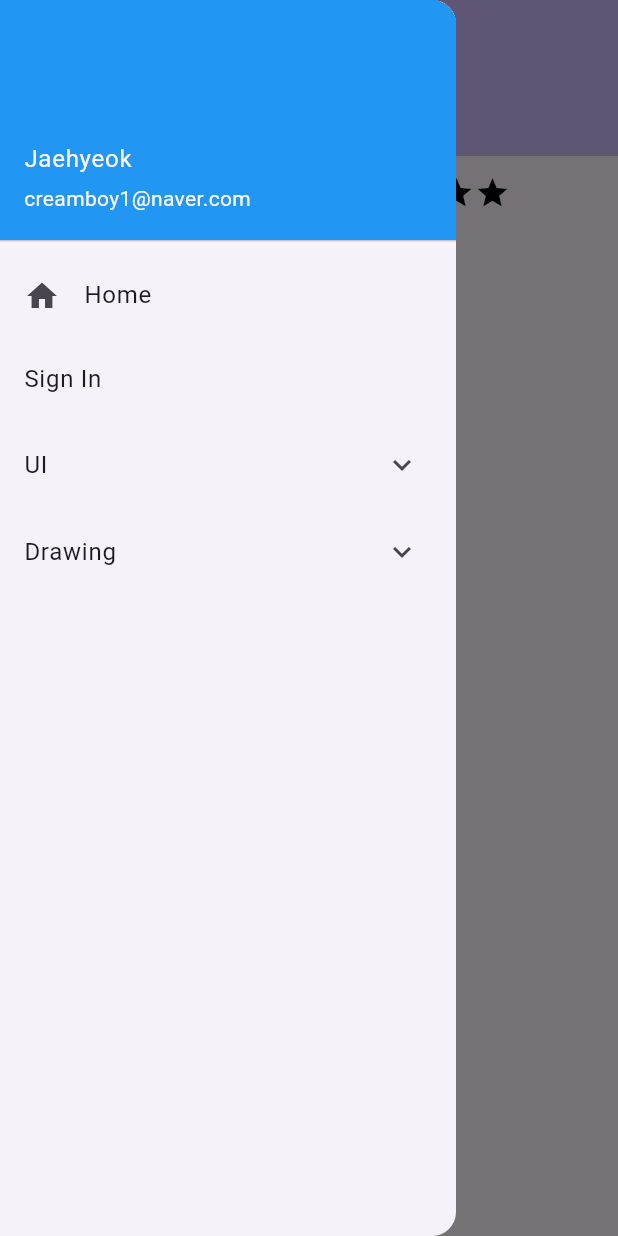
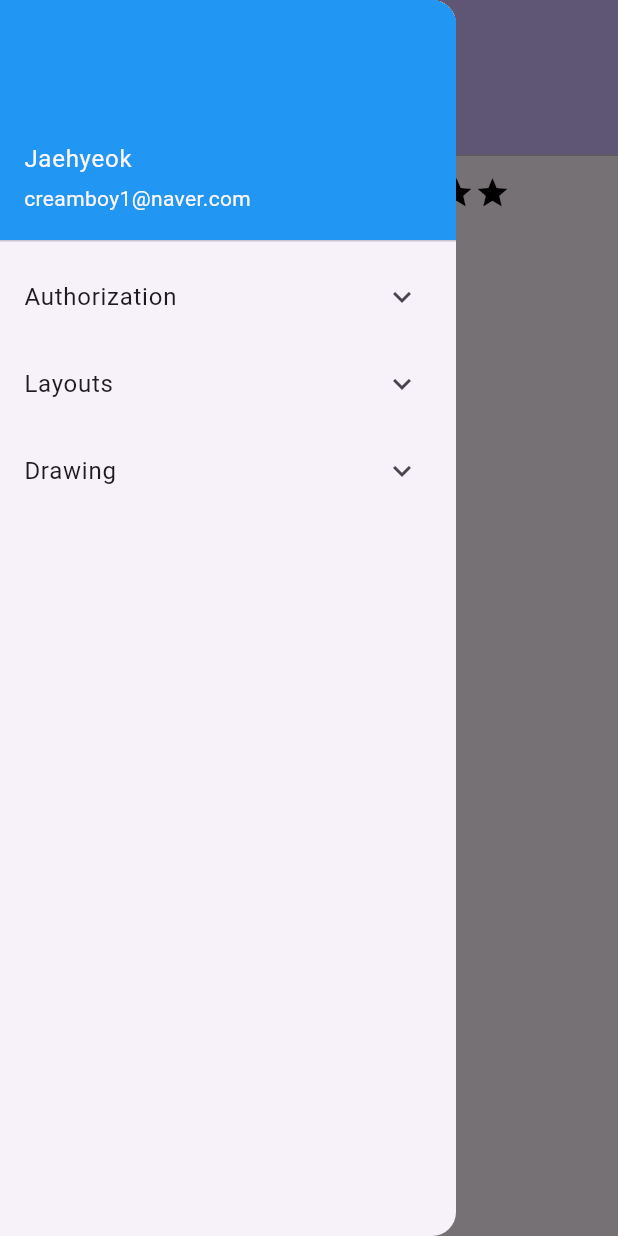
Before and after one commit to jh4843/denv_flutter_trainning, a Flutter app: the PaintPage screen opened by its route, with the side drawer open, on a phone screen of 412 x 824 dp. Run offline on Flutter 3.47's test engine with Material 2 defaults, Android fonts, the light colour scheme and no system bars; our stand-ins replace cloud_firestore, dartz, equatable, firebase_auth, firebase_core, firebase_storage and 4 more; accounts and stored records are empty; generated files the repository leaves out were written again.

Commit message:
update
update

```diff
--- a/lib/data/datasources/remote/remote_auth_datasource.dart
+++ b/lib/data/datasources/remote/remote_auth_datasource.dart
@@ -33,8 +33,8 @@ class RemoteAuthDataSource {
         _firestore = firestore,
         _googleSignIn = googleSignIn;
 
-  FutureEither<UserEntity> signIn(SignInType type,
-      {String? id, String? email, String? password}) async {
+  FutureEither<UserEntity> signIn(
+      {required SignInType type, String? email, String? password}) async {
     try {
       switch (type) {
         case SignInType.email:
--- a/lib/domain/repositories/user_repository.dart
+++ b/lib/domain/repositories/user_repository.dart
@@ -5,7 +5,7 @@ import '../entities/user_entity.dart';
 
 abstract class UserRepository {
   FutureEither<UserEntity> signIn(
-      {required SignInType type, String? id, String? email, String? password});
+      {required SignInType type, String? email, String? password});
 
   FutureEither<bool> signOut(UserEntity user);
 
--- a/lib/presentation/widgets/main_drawer.dart
+++ b/lib/presentation/widgets/main_drawer.dart
@@ -24,28 +24,35 @@ class MainDrawer extends StatelessWidget {
             ),
             arrowColor: Colors.redAccent,
           ),
+          ExpansionTile(
+            title: const Text('Authorization'),
+            childrenPadding: const EdgeInsets.only(left: 30),
+            children: [
               ListTile(
-            title: const Text('Home'),
-            leading: const Icon(Icons.home),
+                title: const Text('Sign Up'),
+                leading: const Icon(Icons.person_add),
                 onTap: () {
-              context.go("/");
+                  context.go("/auth/signup");
                 },
               ),
               ListTile(
                 title: const Text('Sign In'),
+                leading: const Icon(Icons.login),
                 onTap: () {
-              context.go("/signin");
+                  context.go("/auth/signin");
                 },
               ),
+            ],
+          ),
           ExpansionTile(
-            title: const Text('UI'),
+            title: const Text('Layouts'),
             childrenPadding: const EdgeInsets.only(left: 30),
             children: [
               ListTile(
-                title: const Text('Layouts'),
-                leading: const Icon(Icons.dashboard),
+                title: const Text('Rows & Cols'),
+                leading: const Icon(Icons.table_rows),
                 onTap: () {
-                  context.go("/ui/layouts");
+                  context.go("/layouts/rowcol");
                 },
               ),
             ],
--- a/lib/router.dart
+++ b/lib/router.dart
@@ -3,7 +3,7 @@ import 'package:go_router/go_router.dart';
 import 'presentation/pages/home/home_page.dart';
 import 'presentation/pages/auth/sign_in_page.dart';
 import 'presentation/pages/auth/sign_up_page.dart';
-import 'presentation/pages/ui/layout_screen.dart';
+import 'presentation/pages/layout_pages/row_col_page.dart';
 
 // GoRouter configuration
 final router = GoRouter(
@@ -15,22 +15,32 @@ final router = GoRouter(
       routes: const [],
     ),
     GoRoute(
-      path: '/signin',
-      builder: (context, state) => const SignInPage(title: 'Sign In'),
-    ),
-    GoRoute(
-      path: '/signup',
-      builder: (context, state) => const SignUpPage(title: 'Sign Up'),
+      name: "Authorization",
+      path: "/auth",
+      builder: (context, state) =>
+          const MyHomePage(title: 'Denv Flutter Training'),
+      routes: <RouteBase>[
+        GoRoute(
+          path: 'signin',
+          builder: (context, state) => const SignInPage(title: 'Sign In'),
+        ),
+        GoRoute(
+          path: 'signup',
+          builder: (context, state) => const SignUpPage(title: 'Sign Up'),
+        ),
+      ],
     ),
     //
     GoRoute(
-      path: '/ui',
-      builder: (context, state) => const MyHomePage(title: 'UI Training'),
+      name: "layouts",
+      path: "/layouts",
+      builder: (context, state) =>
+          const MyHomePage(title: 'Denv Flutter Training'),
       routes: <RouteBase>[
         GoRoute(
-          name: "layouts",
-          path: "layouts",
-          builder: (context, state) => const LayoutScreen(title: 'Layout Page'),
+          name: "Rows Columns",
+          path: "rowcol",
+          builder: (context, state) => const RowColPage(title: 'Layout Page'),
         )
       ],
     ),
```
Also changed, not shown: lib/data/repositories/user_repository_impl.dart (+3 -6 lines), lib/domain/usecases/auth/signin_usecase.dart (+2 -5 lines), lib/presentation/pages/layout_pages/row_col_page.dart (added, +147 -0 lines), lib/presentation/pages/ui/layout_screen.dart (deleted, +0 -52 lines), lib/presentation/providers/state/auth_notifier.dart (+6 -3 lines), 2 other files. Lines whose indentation alone changed are shown as unchanged.
